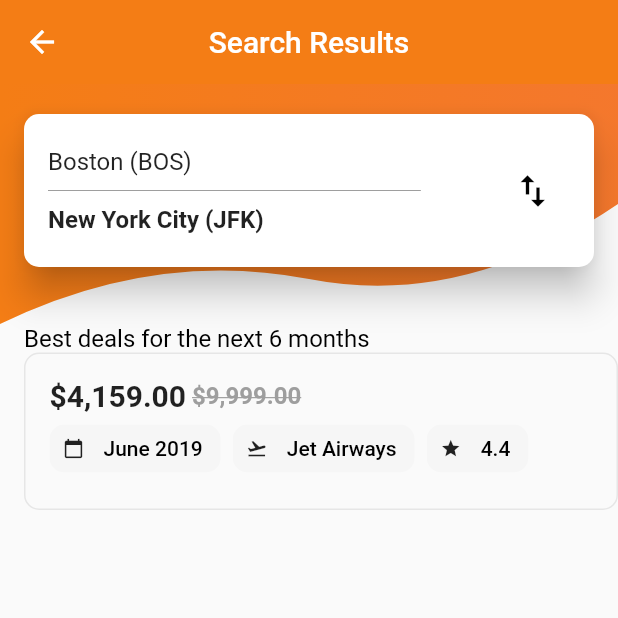
After one commit to highdevs/airline, a Flutter app: the FlightListingScreen screen opened directly, on a phone screen of 412 x 824 dp, the top half of it. The commit adds this screen. Run offline on Flutter 3.47's test engine with Material 2 defaults, Android fonts, the phone set to English and light mode, and no system bars; Roboto replaces fonts that are missing (Oxygen,).

Commit message:
Added a TextStyle();

```diff
--- a/lib/CustomBottomBar.dart
+++ b/lib/CustomBottomBar.dart
@@ -3,7 +3,8 @@ import 'package:flutter/material.dart';
 
 class CustomAppBar extends StatelessWidget {
   final List<BottomNavigationBarItem> bottomBarItems = [];
-  final bottomNavBarItemsStyle =  TextStyle(fontStyle: FontStyle.normal, color: Colors.black);
+  final bottomNavBarItemsStyle =
+      TextStyle(fontStyle: FontStyle.normal, color: Colors.black);
   CustomAppBar() {
     bottomBarItems.add(
       BottomNavigationBarItem(
@@ -12,7 +13,6 @@ class CustomAppBar extends StatelessWidget {
           color: appTheme.primaryColor,
         ),
         icon: Icon(
-
           Icons.home,
           color: Colors.black,
         ),
--- /dev/null
+++ b/lib/FlightCard.dart
@@ -0,0 +1,75 @@
+import 'package:airline/CityCard.dart';
+import 'package:airline/flight_list.dart';
+import 'package:flutter/material.dart';
+
+class FlightCard extends StatelessWidget {
+  @override
+  Widget build(BuildContext context) {
+    return Stack(
+      children: <Widget>[
+        Container(
+          decoration: BoxDecoration(
+              borderRadius: BorderRadius.all(Radius.circular(10.0)),
+              border: Border.all(color: flightBorderColor)),
+          child: Padding(
+            padding: const EdgeInsets.all(16.0),
+            child: Column(
+              crossAxisAlignment: CrossAxisAlignment.start,
+              children: <Widget>[
+                Row(
+                  children: <Widget>[
+                    Text(
+                      '${formatCurrency.format(4159)}',
+                      style: TextStyle(
+                        fontWeight: FontWeight.bold,
+                        fontSize: 20.0,
+                      ),
+                    ),
+                    SizedBox(
+                      width: 4.0,
+                    ),
+                    Text(
+                      '${formatCurrency.format(9999)}',
+                      style: TextStyle(
+                        decoration: TextDecoration.lineThrough,
+                        color: Colors.grey,
+                        fontSize: 16.0,
+                        fontWeight: FontWeight.bold,
+                      ),
+                    ),
+                  ],
+                ),
+                Wrap(
+                  spacing: 8.0,
+                  runSpacing: -8.0,
+                  children: <Widget>[
+                    FlightDetailsWidget(Icons.calendar_today, 'June 2019'),
+                    FlightDetailsWidget(Icons.flight_takeoff, 'Jet Airways'),
+                    FlightDetailsWidget(Icons.star, '4.4'),
+                  ],
+                ),
+              ],
+            ),
+          ),
+        ),
+        Container(),
+      ],
+    );
+  }
+}
+
+class FlightDetailsWidget extends StatelessWidget {
+  final String label;
+  final IconData iconData;
+  FlightDetailsWidget(this.iconData, this.label);
+  @override
+  Widget build(BuildContext context) {
+    return RawChip(
+      label: Text(label),
+      labelStyle: TextStyle(color: Colors.black, fontSize: 14.0),
+      backgroundColor: chipBackgroundColor,
+      avatar: Icon(iconData, size: 14.0),
+      shape: RoundedRectangleBorder(borderRadius: BorderRadius.circular(10.0)),
+    );
+  }
+}
--- /dev/null
+++ b/lib/FlightListingBottom.dart
@@ -0,0 +1,23 @@
+import 'package:airline/FlightCard.dart';
+import 'package:airline/HomeScreenTop.dart';
+import 'package:flutter/material.dart';
+
+class FlightListingBottom extends StatelessWidget {
+  @override
+  Widget build(BuildContext context) {
+    return Padding(
+      padding: EdgeInsets.only(left: 16.0),
+      child: Column(
+        crossAxisAlignment: CrossAxisAlignment.start,
+        mainAxisSize: MainAxisSize.max,
+        children: <Widget>[
+          Text(
+            "Best deals for the next 6 months",
+            style: dropDownMenuItemStyle,
+          ),
+          FlightCard(),
+        ],
+      ),
+    );
+  }
+}
--- /dev/null
+++ b/lib/FlightListingTop.dart
@@ -0,0 +1,78 @@
+import 'package:airline/CustomShapeClipper.dart';
+import 'package:flutter/material.dart';
+
+import 'HomeScreenTop.dart';
+
+class FlightListingTop extends StatelessWidget {
+  @override
+  Widget build(BuildContext context) {
+    return Stack(
+      children: <Widget>[
+        ClipPath(
+          clipper: CustomShapeClipper(),
+          child: Container(
+            decoration: BoxDecoration(
+              gradient: LinearGradient(
+                colors: [firstColor, secondColor],
+              ),
+            ),
+            height: 160.0,
+          ),
+        ),
+        Column(
+          children: <Widget>[
+            SizedBox(
+              height: 20.0,
+            ),
+            Card(
+              shape: RoundedRectangleBorder(
+                  borderRadius: BorderRadius.all(Radius.circular(10.0))),
+              margin: EdgeInsets.symmetric(horizontal: 16.0),
+              elevation: 10.0,
+              child: Container(
+                padding: EdgeInsets.symmetric(horizontal: 16.0, vertical: 22.0),
+                child: Row(
+                  mainAxisAlignment: MainAxisAlignment.spaceBetween,
+                  mainAxisSize: MainAxisSize.max,
+                  children: <Widget>[
+                    Expanded(
+                      flex: 5,
+                      child: Column(
+                        mainAxisAlignment: MainAxisAlignment.center,
+                        crossAxisAlignment: CrossAxisAlignment.start,
+                        children: <Widget>[
+                          Text(
+                            'Boston (BOS)',
+                            style: TextStyle(fontSize: 16.0),
+                          ),
+                          Divider(
+                            color: Colors.grey,
+                            height: 20.0,
+                          ),
+                          Text(
+                            'New York City (JFK)',
+                            style: TextStyle(
+                                fontSize: 16.0, fontWeight: FontWeight.bold),
+                          ),
+                        ],
+                      ),
+                    ),
+                    Spacer(),
+                    Expanded(
+                      flex: 1,
+                      child: Icon(
+                        Icons.import_export,
+                        color: Colors.black,
+                        size: 28.0,
+                      ),
+                    )
+                  ],
+                ),
+              ),
+            ),
+          ],
+        ),
+      ],
+    );
+  }
+}
--- a/lib/HomeScreenTop.dart
+++ b/lib/HomeScreenTop.dart
@@ -1,3 +1,4 @@
+import 'package:airline/flight_list.dart';
 import 'package:flutter/material.dart';
 import 'package:airline/CustomShapeClipper.dart';
 import 'package:airline/ChoiceChip.dart';
@@ -125,9 +126,14 @@ class _HomeScreenTopState extends State<HomeScreenTop> {
                           borderRadius: BorderRadius.all(
                             Radius.circular(30.0),
                           ),
-                          child: Icon(
-                            Icons.search,
-                            color: Colors.black,
+                          child: InkWell(
+                            onTap: () {
+    Navigator.push(context, MaterialPageRoute(builder: (context) => FlightListingScreen()));
+    },
+                            child: Icon(
+                              Icons.search,
+                              color: Colors.black,
+                            ),
                           ),
                         ),
                         border: InputBorder.none,
--- /dev/null
+++ b/lib/flight_list.dart
@@ -0,0 +1,37 @@
+import 'package:airline/FlightListingBottom.dart';
+import 'package:airline/FlightListingTop.dart';
+import 'package:flutter/material.dart';
+
+final Color discountBackgroundColor = Color(0xFFFFE08D);
+final Color flightBorderColor = Color(0xFFE6E6E6);
+final Color chipBackgroundColor = Color(0xFFF6F6F6);
+
+class FlightListingScreen extends StatelessWidget {
+  @override
+  Widget build(BuildContext context) {
+    return Scaffold(
+      appBar: AppBar(
+        elevation: 0.0,
+        title: Text(
+          'Search Results',
+          style: TextStyle(color: Colors.white, fontSize: 20.0),
+        ),
+        centerTitle: true,
+        leading: InkWell(
+            child: Icon(
+              Icons.arrow_back,
+              color: Colors.white,
+            ),
+            onTap: () {
+              Navigator.pop(context);
+            }),
+      ),
+      body: Column(
+        children: <Widget>[
+          FlightListingTop(),
+          FlightListingBottom(),
+        ],
+      ),
+    );
+  }
+}
```
